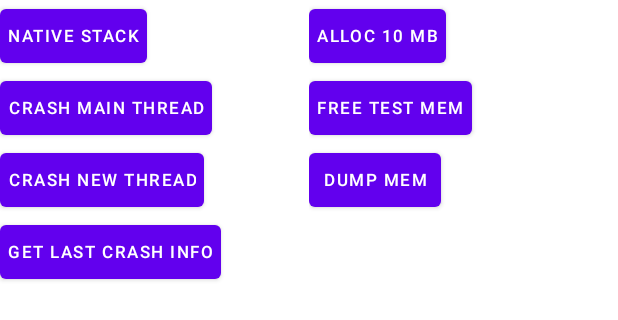
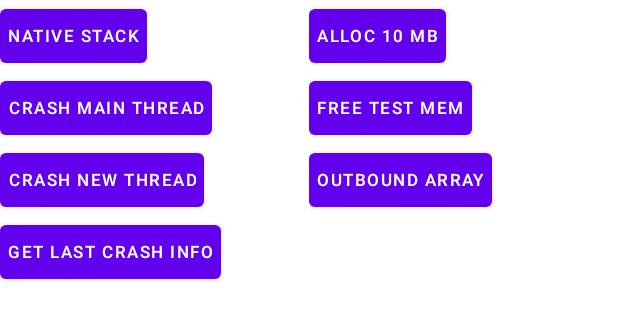
Before and after one commit to Tans5/Stacktrace, an Android app: the layout activity_main.xml on its own in the app's theme, with its tools: preview values and no code run, on a phone screen of 412 x 824 dp. Shown: the top 320 px of the screen. Run offline under Robolectric (Android 15) with nearby library versions, the phone set to English and light mode, and no system bars.

Commit message:
Add test outbound array.

```diff
--- a/app/src/main/res/layout/activity_main.xml
+++ b/app/src/main/res/layout/activity_main.xml
@@ -72,10 +72,10 @@
             android:padding="5dp" />
 
         <Button
-            android:id="@+id/dump_mem_bt"
+            android:id="@+id/outbound_array_bt"
             android:layout_width="wrap_content"
             android:layout_height="wrap_content"
-            android:text="Dump Mem"
+            android:text="Outbound Array"
             android:textSize="11sp"
             android:padding="5dp" />
     </LinearLayout>
```
Also changed, not shown: app/src/main/java/com/tans/stacktrace/MainActivity.kt (+5 -2 lines), 2 other files.
